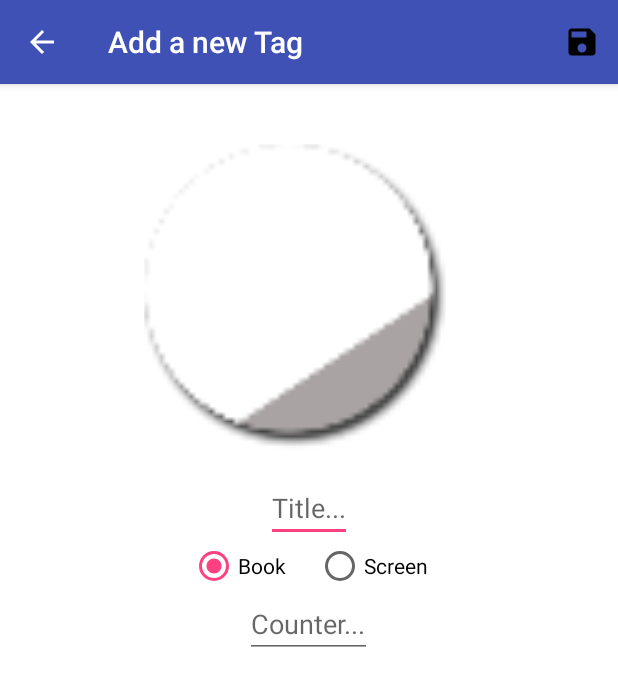
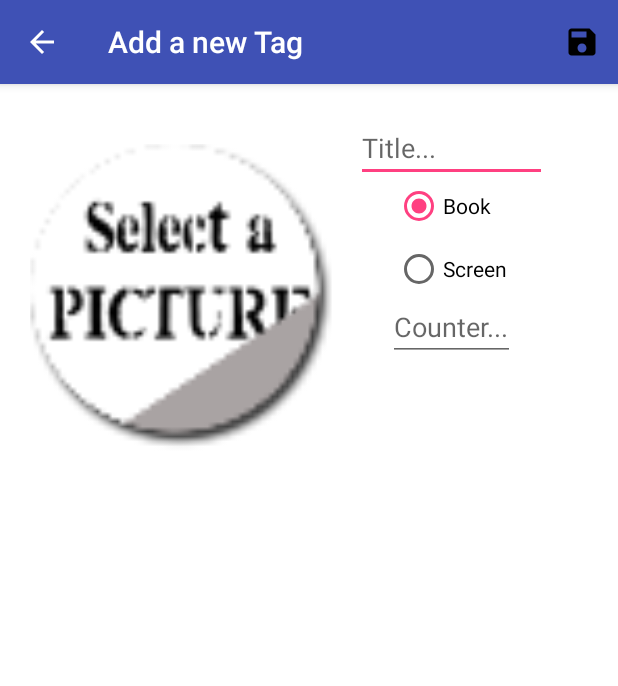
Before and after one commit to Samoustique/Last, an Android app: the AddTagActivity screen opened directly, with no data from a screen before it, on a phone screen of 412 x 824 dp. Shown: the top 686 px of the screen. Run offline under Robolectric (Android 15) with nearby library versions, the phone set to English and light mode, and no system bars; network calls fail.

Commit message:
Display of "Add Tag" activity

```diff
--- a/app/src/main/AndroidManifest.xml
+++ b/app/src/main/AndroidManifest.xml
@@ -25,6 +25,7 @@
         </activity>
         <activity
             android:name=".AddTagActivity"
+            android:screenOrientation="portrait"
             android:label="@string/title_activity_add_tag"
             android:windowSoftInputMode="adjustPan"
             android:theme="@style/AppTheme">
--- a/app/src/main/java/com/last/androsia/last/AddTagActivity.java
+++ b/app/src/main/java/com/last/androsia/last/AddTagActivity.java
@@ -57,8 +57,20 @@ public class AddTagActivity extends AppCompatActivity {
         bar.setHomeButtonEnabled(true);
         bar.setDisplayHomeAsUpEnabled(true);
 
+        // 1. Image
+        RelativeLayout layoutGold = (RelativeLayout) this.findViewById(R.id.layoutGold);
+        layoutGold.setVisibility(View.VISIBLE);
+        m_imagePreview = (ImageView) this.findViewById(R.id.imgUserGold);
+        m_imagePreview.setImageResource(R.mipmap.select_picture);
+        m_imagePreview.setOnClickListener(new View.OnClickListener() {
+            @Override
+            public void onClick(View v) {
+                displayImageChoice();
+            }
+        });
+
+        // 2. Form : screen
         m_layoutScreen = (LinearLayout) this.findViewById(R.id.layScreen);
-
         View.OnFocusChangeListener focusEmptyCounter = new View.OnFocusChangeListener() {
             @Override
             public void onFocusChange(View v, boolean hasFocus) {
@@ -68,12 +80,12 @@ public class AddTagActivity extends AppCompatActivity {
                 }
             }
         };
-
         m_screenSeason = (EditText) this.findViewById(R.id.edtScreenSeason);
         m_screenSeason.setOnFocusChangeListener(focusEmptyCounter);
         m_screenEpisode = (EditText) this.findViewById(R.id.edtScreenEpisode);
         m_screenEpisode.setOnFocusChangeListener(focusEmptyCounter);
 
+        // 3. Form : basic counter
         m_counter = (EditText) this.findViewById(R.id.edtCounter);
         m_counter.setOnFocusChangeListener(new View.OnFocusChangeListener() {
             @Override
@@ -83,17 +95,6 @@ public class AddTagActivity extends AppCompatActivity {
                     m_screenEpisode.setText("");
                     m_screenSeason.setText("");
                 }
-            }
-        });
-
-        RelativeLayout layoutGold = (RelativeLayout) this.findViewById(R.id.layoutGold);
-        layoutGold.setVisibility(View.VISIBLE);
-
-        m_imagePreview = (ImageView) this.findViewById(R.id.imgUserGold);
-        m_imagePreview.setOnClickListener(new View.OnClickListener() {
-            @Override
-            public void onClick(View v) {
-                displayImageChoice();
             }
         });
     }
--- a/app/src/main/res/layout/add_tag_activity.xml
+++ b/app/src/main/res/layout/add_tag_activity.xml
@@ -1,26 +1,26 @@
 <?xml version="1.0" encoding="utf-8"?>
 
 <LinearLayout xmlns:android="http://schemas.android.com/apk/res/android"
+    android:orientation="horizontal"
+    android:layout_width="fill_parent"
+    android:layout_height="fill_parent"
+    android:background="@color/white"
+    android:paddingLeft="20dp">
+
+    <include layout="@layout/gold_tag" />
+
+    <LinearLayout
         android:orientation="vertical"
         android:layout_width="fill_parent"
         android:layout_height="fill_parent"
-    android:background="@color/white">
-
-
-    <LinearLayout
-        android:orientation="horizontal"
-        android:layout_width="wrap_content"
-        android:layout_height="wrap_content"
-        android:layout_gravity="center" >
-
-        <include layout="@layout/gold_tag" />
-
-    </LinearLayout>
+        android:layout_marginLeft="-40dp"
+        android:layout_marginRight="10dp"
+        android:layout_marginTop="20dp">
 
         <EditText
             android:id="@+id/edtTitle"
             android:maxLength="30"
-        android:layout_width="wrap_content"
+            android:layout_width="127dp"
             android:layout_height="wrap_content"
             android:hint="@string/edtTitle"
             android:layout_gravity="center" />
@@ -28,7 +28,7 @@
         <RadioGroup
             android:layout_width="wrap_content"
             android:layout_height="wrap_content"
-        android:orientation="horizontal"
+            android:orientation="vertical"
             android:layout_gravity="center">
 
             <RadioButton
@@ -38,7 +38,7 @@
                 android:text="@string/radBook"
                 android:onClick="onRadioButtonClicked"
                 android:checked = "true"
-            android:layout_marginRight="20dp"/>
+                android:layout_marginBottom="10dp"/>
 
             <RadioButton android:id="@+id/radScreen"
                 android:layout_width="wrap_content"
@@ -93,5 +93,5 @@
                     android:layout_gravity="center" />
             </LinearLayout>
         </LinearLayout>
-
     </LinearLayout>
+</LinearLayout>
```
Also changed, not shown: app/src/main/res/mipmap-hdpi/select_picture.png (added), app/src/main/res/mipmap-mdpi/select_picture.png (added), app/src/main/res/mipmap-xhdpi/select_picture.png (added), app/src/main/res/mipmap-xxhdpi/select_picture.png (added), app/src/main/res/mipmap-xxxhdpi/select_picture.png (added), app/src/main/select_picture-web.png (added), 1 other file. Lines whose indentation alone changed are shown as unchanged.
